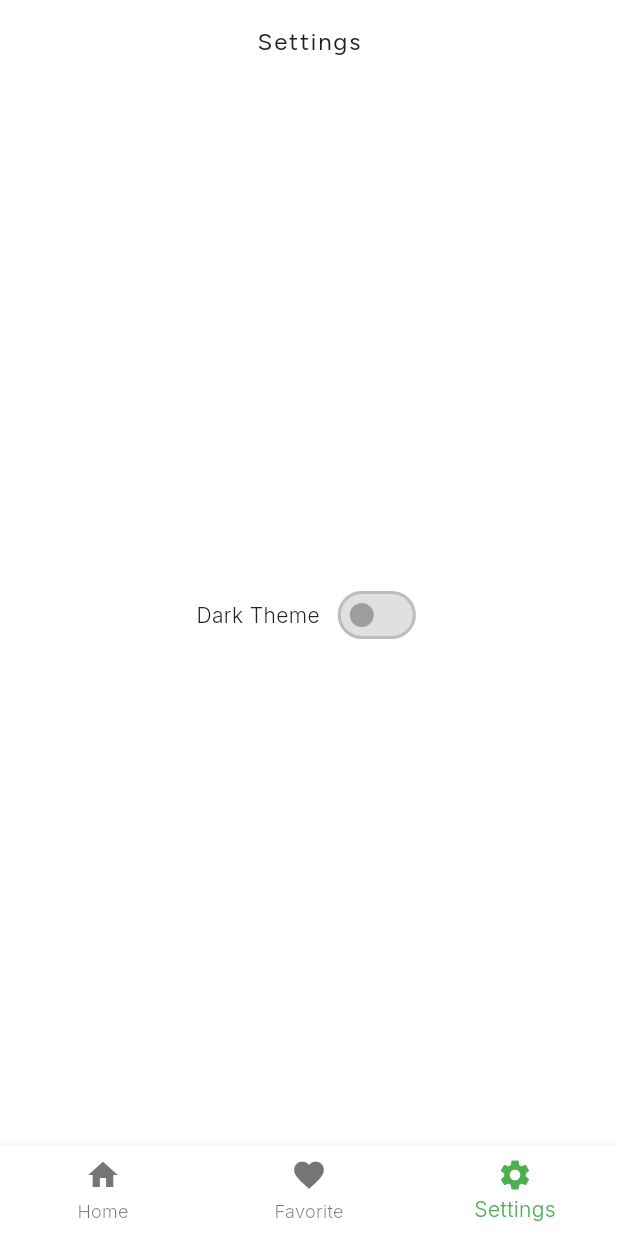
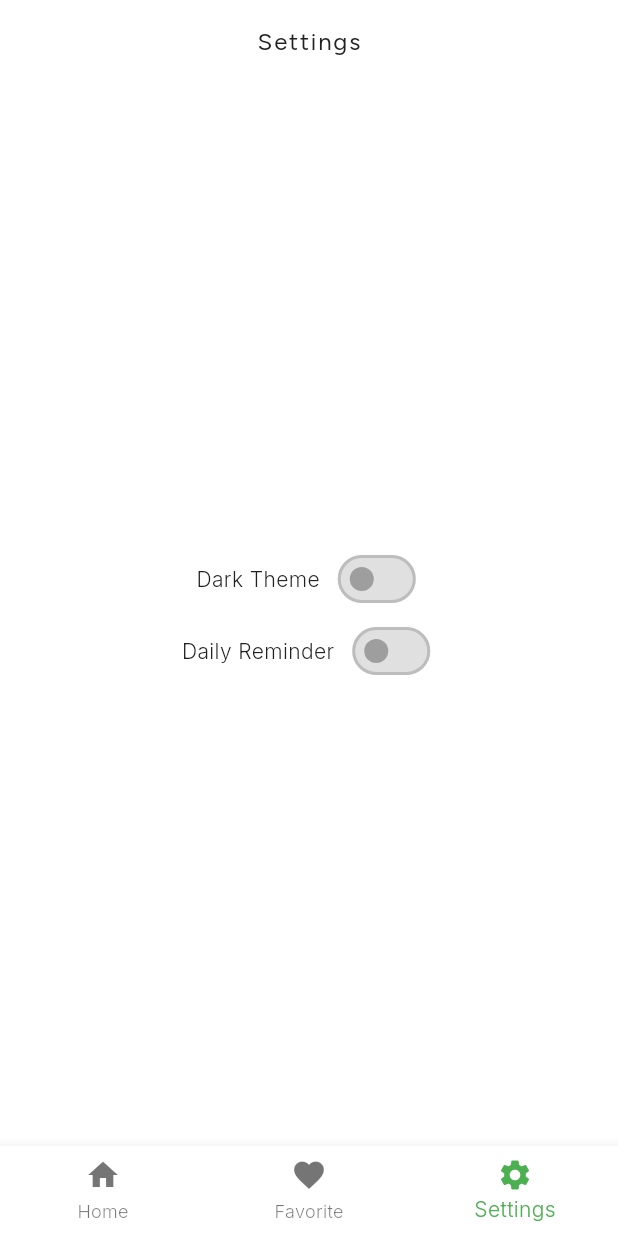
Before and after one commit to ekorahy/eateries, a Flutter app: the screen it shows after launch, item 3 of the bottom bar chosen, on a phone screen of 412 x 824 dp. Run offline on Flutter 3.47's test engine with Material 3 defaults, Android fonts, the phone set to English and light mode, and no system bars; our stand-ins replace flutter_local_notifications, google_fonts, shared_preferences, sqflite; missing offline and left inert: workmanager; accounts and stored records are empty; network calls fail.

Commit message:
feat: add notification feature to daily reminder

```diff
--- a/lib/data/model/setting.dart
+++ b/lib/data/model/setting.dart
@@ -1,5 +1,19 @@
 class Setting {
   final bool isDarkMode;
+  final bool isDailyReminderOn;
 
-  Setting({required this.isDarkMode});
+  Setting({
+    required this.isDarkMode,
+    required this.isDailyReminderOn,
+  });
+
+  Setting copyWith({
+    bool? isDarkMode,
+    bool? isDailyReminderOn,
+  }) {
+    return Setting(
+      isDarkMode: isDarkMode ?? this.isDarkMode,
+      isDailyReminderOn: isDailyReminderOn ?? this.isDailyReminderOn,
+    );
+  }
 }
--- a/lib/provider/settings/shared_preferences_provider.dart
+++ b/lib/provider/settings/shared_preferences_provider.dart
@@ -10,7 +10,7 @@ class SharedPreferencesProvider extends ChangeNotifier {
   String _message = "";
   String get message => _message;
 
-  Setting _setting = Setting(isDarkMode: false);
+  Setting _setting = Setting(isDarkMode: false, isDailyReminderOn: false);
   Setting get setting => _setting;
 
   Future<void> saveSettingValue(Setting value) async {
@@ -33,4 +33,9 @@ class SharedPreferencesProvider extends ChangeNotifier {
     }
     notifyListeners();
   }
+
+  Future<void> toggleDailyReminder(bool value) async {
+    final updatedSetting = _setting.copyWith(isDailyReminderOn: value);
+    await saveSettingValue(updatedSetting);
+  }
 }
--- a/lib/screen/settings/settings_screen.dart
+++ b/lib/screen/settings/settings_screen.dart
@@ -1,5 +1,5 @@
-import 'package:eateries/data/model/setting.dart';
 import 'package:eateries/provider/settings/shared_preferences_provider.dart';
+import 'package:eateries/utils/workmanager_helper.dart';
 import 'package:flutter/material.dart';
 import 'package:provider/provider.dart';
 
@@ -10,6 +10,7 @@ class SettingsScreen extends StatelessWidget {
   Widget build(BuildContext context) {
     final provider = Provider.of<SharedPreferencesProvider>(context);
     final isDarkMode = provider.setting.isDarkMode;
+    final isDailyReminderOn = provider.setting.isDailyReminderOn;
 
     return Scaffold(
       appBar: AppBar(
@@ -20,16 +21,19 @@ class SettingsScreen extends StatelessWidget {
           ),
         ),
       ),
-      body: Center(
-        child: Row(
+      body: Column(
         mainAxisAlignment: MainAxisAlignment.center,
         children: [
-            Text("Dark Theme", style: Theme.of(context).textTheme.bodyMedium,),
-            const SizedBox.square(dimension: 8,),
+          Row(
+            mainAxisAlignment: MainAxisAlignment.center,
+            children: [
+              Text("Dark Theme", style: Theme.of(context).textTheme.bodyMedium),
+              const SizedBox.square(dimension: 8),
               Switch(
                 value: isDarkMode,
                 onChanged: (value) async {
-                final newSetting = Setting(isDarkMode: value);
+                  final newSetting =
+                      provider.setting.copyWith(isDarkMode: value);
                   await provider.saveSettingValue(newSetting);
                 },
                 activeColor: Theme.of(context).colorScheme.primary,
@@ -38,6 +42,29 @@ class SettingsScreen extends StatelessWidget {
               ),
             ],
           ),
+          Row(
+            mainAxisAlignment: MainAxisAlignment.center,
+            children: [
+              Text("Daily Reminder",
+                  style: Theme.of(context).textTheme.bodyMedium),
+              const SizedBox.square(dimension: 8),
+              Switch(
+                value: isDailyReminderOn,
+                onChanged: (value) async {
+                  await provider.toggleDailyReminder(value);
+                  if (value) {
+                    await scheduleDailyReminder();
+                  } else {
+                    await cancelDailyReminder();
+                  }
+                },
+                activeColor: Theme.of(context).colorScheme.primary,
+                inactiveThumbColor: Colors.grey,
+                inactiveTrackColor: Colors.grey.shade300,
+              ),
+            ],
+          ),
+        ],
       ),
     );
   }
--- a/lib/services/shared_preferences_service.dart
+++ b/lib/services/shared_preferences_service.dart
@@ -7,10 +7,12 @@ class SharedPreferencesService {
   SharedPreferencesService(this._preferences);
 
   static const String keyTheme = "THEME";
+  static const String keyDailyReminder = "DAILY_REMINDER";
 
   Future<void> saveSettingValue(Setting setting) async {
     try {
       await _preferences.setBool(keyTheme, setting.isDarkMode);
+      await _preferences.setBool(keyDailyReminder, setting.isDailyReminderOn);
     } catch (e) {
       throw Exception("Shared preferences cannot save the setting value.");
     }
@@ -18,6 +20,10 @@ class SharedPreferencesService {
 
   Setting getSettingValue() {
     final isDarkMode = _preferences.getBool(keyTheme) ?? false;
-    return Setting(isDarkMode: isDarkMode);
+    final isDailyReminderOn = _preferences.getBool(keyDailyReminder) ?? false;
+    return Setting(
+      isDarkMode: isDarkMode,
+      isDailyReminderOn: isDailyReminderOn,
+    );
   }
 }
--- a/pubspec.yaml
+++ b/pubspec.yaml
@@ -40,6 +40,8 @@ dependencies:
   google_fonts: ^6.2.1
   sqflite: ^2.4.1
   shared_preferences: ^2.3.4
+  flutter_local_notifications: ^18.0.1
+  workmanager: ^0.5.2
 
 dev_dependencies:
   flutter_test:
```
Also changed, not shown: lib/main.dart (+21 -3 lines), lib/utils/notification_helper.dart (added, +23 -0 lines), lib/utils/workmanager_helper.dart (added, +85 -0 lines), pubspec.lock, 2 other files. Lines whose indentation alone changed are shown as unchanged.
